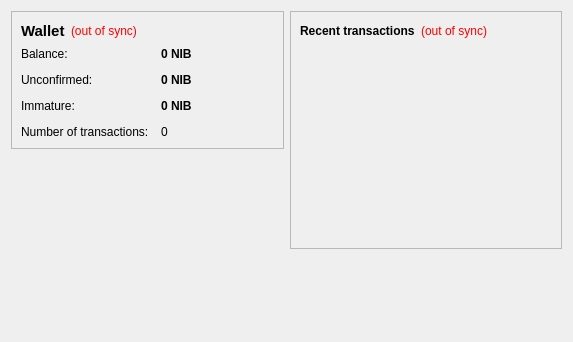
Above: src/qt/forms/overviewpage.ui from getnibble/nibble before the change. Below: the same form after it.
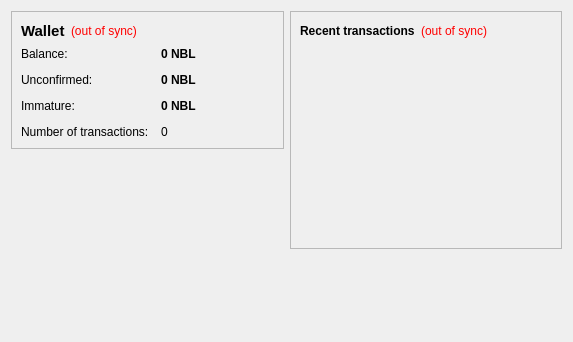
That is the form after the change. Icons and pictures are not drawn.

Patch:
```diff
--- a/src/qt/forms/overviewpage.ui
+++ b/src/qt/forms/overviewpage.ui
@@ -105,7 +105,7 @@
              <string>Your current balance</string>
             </property>
             <property name="text">
-             <string notr="true">0 NIB</string>
+             <string notr="true">0 NBL</string>
             </property>
             <property name="textInteractionFlags">
              <set>Qt::LinksAccessibleByMouse|Qt::TextSelectableByKeyboard|Qt::TextSelectableByMouse</set>
@@ -134,7 +134,7 @@
              <string>Total of transactions that have yet to be confirmed, and do not yet count toward the current balance</string>
             </property>
             <property name="text">
-             <string notr="true">0 NIB</string>
+             <string notr="true">0 NBL</string>
             </property>
             <property name="textInteractionFlags">
              <set>Qt::LinksAccessibleByMouse|Qt::TextSelectableByKeyboard|Qt::TextSelectableByMouse</set>
@@ -177,7 +177,7 @@
              <string>Mined balance that has not yet matured</string>
             </property>
             <property name="text">
-             <string notr="true">0 NIB</string>
+             <string notr="true">0 NBL</string>
             </property>
             <property name="textInteractionFlags">
              <set>Qt::LinksAccessibleByMouse|Qt::TextSelectableByKeyboard|Qt::TextSelectableByMouse</set>
```
